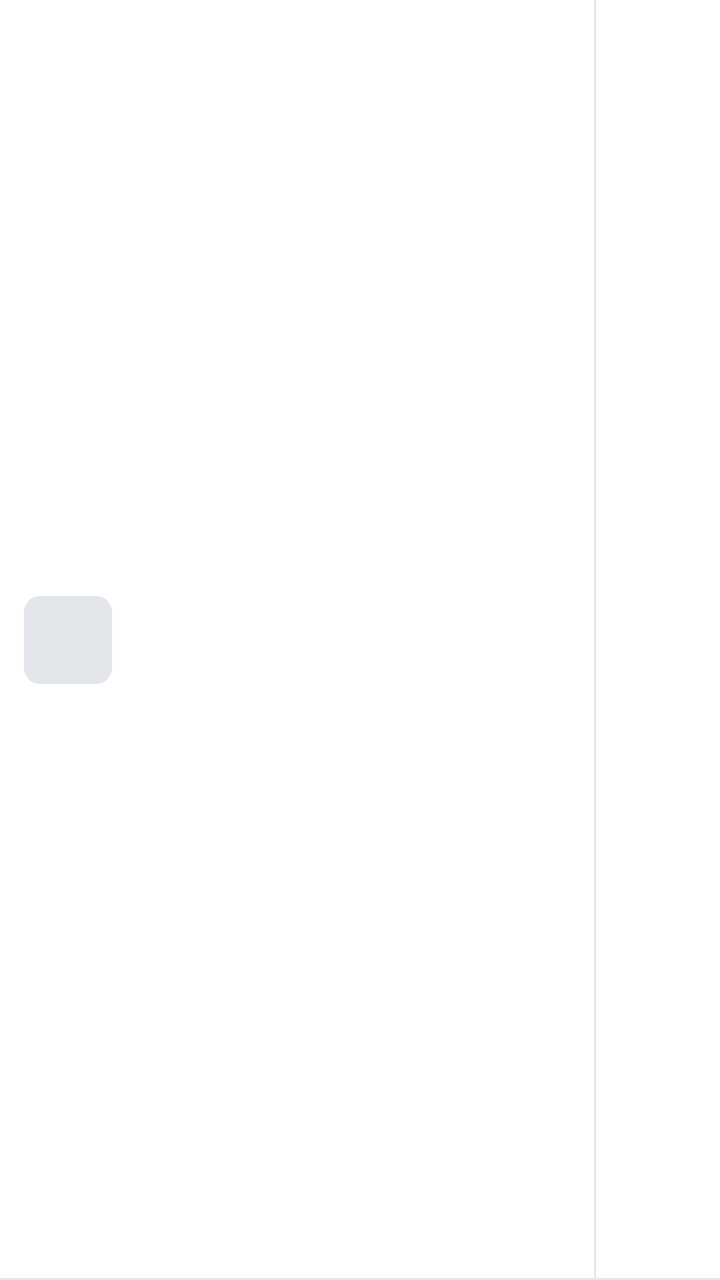
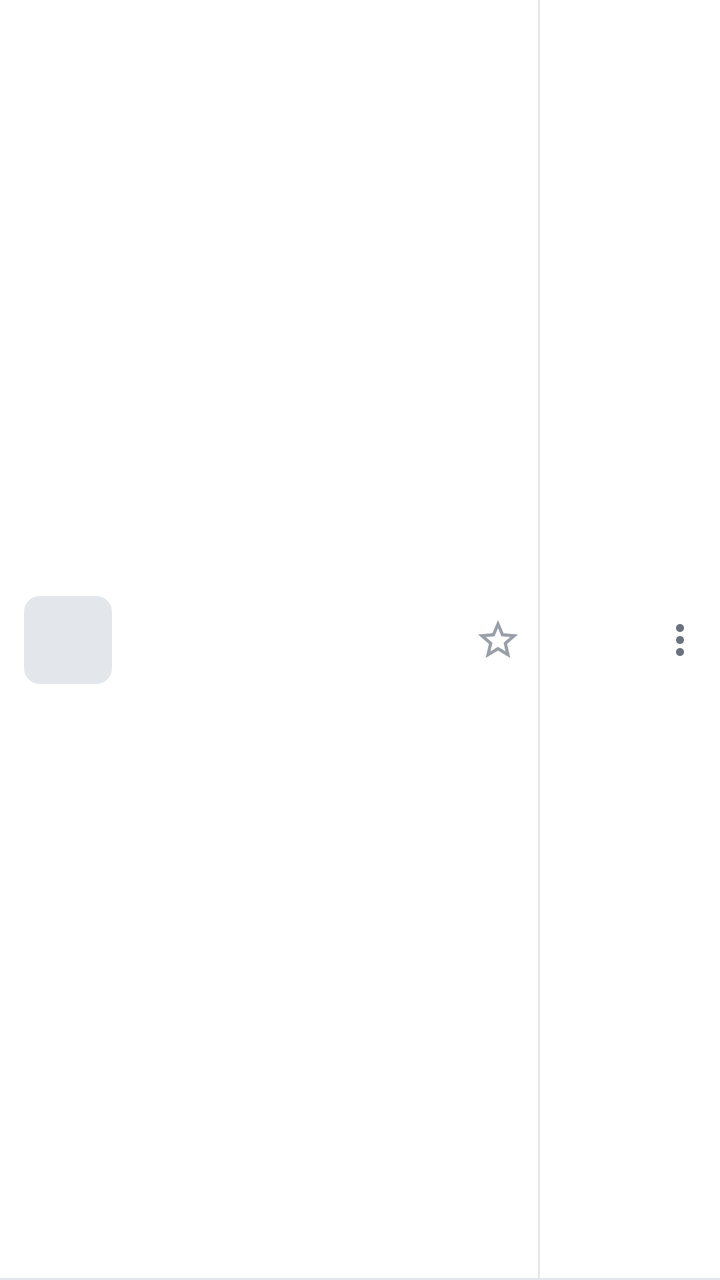

Two renders of the same Android screen: before a commit and after it. Below are the layout's source before the change and the commit's diff.
<!-- AndroidManifest.xml: application theme Theme.Lecteur -->
<!-- res/layout/item_piste.xml -->
<?xml version="1.0" encoding="utf-8"?>
<LinearLayout xmlns:android="http://schemas.android.com/apk/res/android"
    android:layout_width="match_parent"
    android:layout_height="64dp"
    android:background="@drawable/bg_ligne"
    android:foreground="?android:attr/selectableItemBackground"
    android:gravity="center_vertical"
    android:orientation="horizontal"
    android:paddingStart="12dp"
    android:paddingEnd="14dp">
    <ImageView
        android:id="@+id/pochette"
        android:layout_width="44dp"
        android:layout_height="44dp"
        android:background="@drawable/bg_pochette"
        android:scaleType="centerCrop" />
    <LinearLayout
        android:layout_width="0dp"
        android:layout_height="wrap_content"
        android:layout_marginStart="12dp"
        android:layout_weight="1"
        android:orientation="vertical">
        <LinearLayout
            android:layout_width="match_parent"
            android:layout_height="wrap_content"
            android:gravity="center_vertical"
            android:orientation="horizontal">
            <TextView
                android:id="@+id/nouveau"
                android:layout_width="wrap_content"
                android:layout_height="wrap_content"
                android:layout_marginEnd="6dp"
                android:background="@drawable/bg_nouveau"
                android:paddingStart="5dp"
                android:paddingEnd="5dp"
                android:text="Nouveau"
                android:textColor="#FFFFFF"
                android:textSize="11sp"
                android:textStyle="bold"
                android:visibility="gone" />
            <TextView
                android:id="@+id/titre"
                android:layout_width="match_parent"
                android:layout_height="wrap_content"
                android:ellipsize="end"
                android:singleLine="true"
                android:textColor="@color/texte"
                android:textSize="16sp" />
        </LinearLayout>
        <TextView
            android:id="@+id/artiste"
            android:layout_width="match_parent"
            android:layout_height="wrap_content"
            android:ellipsize="end"
            android:singleLine="true"
            android:textColor="@color/gris"
            android:textSize="13sp" />
    </LinearLayout>
    <View
        android:layout_width="1dp"
        android:layout_height="match_parent"
        android:layout_marginStart="8dp"
        android:background="@color/trait" />
    <TextView
        android:id="@+id/duree"
        android:layout_width="48dp"
        android:layout_height="wrap_content"
        android:gravity="end"
        android:textColor="@color/gris"
        android:textSize="13sp" />
</LinearLayout>
<!-- resources referenced by this layout -->
<resources>
  <color name="gris">#6B7280</color>
  <color name="texte">#1A1C20</color>
  <color name="trait">#E3E6EA</color>
  <!-- drawable bg_ligne (drawable) -->
  <selector xmlns:android="http://schemas.android.com/apk/res/android">
      <item android:state_activated="true">
          <layer-list>
              <item><color android:color="@color/accent_pale"/></item>
              <item android:gravity="bottom" android:height="1dp"><color android:color="@color/trait"/></item>
          </layer-list>
      </item>
      <item>
          <layer-list>
              <item><color android:color="@color/carte"/></item>
              <item android:gravity="bottom" android:height="1dp"><color android:color="@color/trait"/></item>
          </layer-list>
      </item>
  </selector>
  <!-- drawable bg_nouveau (drawable) -->
  <shape xmlns:android="http://schemas.android.com/apk/res/android" android:shape="rectangle">
      <solid android:color="@color/vert"/>
      <corners android:radius="4dp"/>
  </shape>
  <!-- drawable bg_pochette (drawable) -->
  <shape xmlns:android="http://schemas.android.com/apk/res/android" android:shape="rectangle">
      <solid android:color="@color/trait"/>
      <corners android:radius="8dp"/>
  </shape>
  <style name="Theme.Lecteur" parent="android:Theme.Material.Light.NoActionBar">
          <item name="android:colorAccent">@color/accent</item>
          <item name="android:colorPrimary">@color/accent</item>
          <item name="android:windowBackground">@color/fond</item>
          <item name="android:statusBarColor">@color/fond</item>
          <item name="android:windowLightStatusBar">true</item>
          <item name="android:navigationBarColor">@color/carte</item>
      </style>
  <color name="accent_pale">#EAF1FD</color>
  <color name="carte">#FFFFFF</color>
  <color name="vert">#1F9D55</color>
  <color name="accent">#1E63D6</color>
  <color name="fond">#F6F7F9</color>
</resources>

<!-- the commit's change to res/layout/item_piste.xml (unified diff, before → after) -->
@@ -6,8 +6,25 @@
     android:foreground="?android:attr/selectableItemBackground"
     android:gravity="center_vertical"
     android:orientation="horizontal"
-    android:paddingStart="12dp"
-    android:paddingEnd="14dp">
+    android:paddingStart="12dp">
+    <ImageView
+        android:id="@+id/poignee"
+        android:layout_width="36dp"
+        android:layout_height="match_parent"
+        android:layout_marginStart="-8dp"
+        android:paddingStart="4dp"
+        android:paddingEnd="8dp"
+        android:scaleType="center"
+        android:src="@drawable/ic_poignee"
+        android:visibility="gone" />
+    <CheckBox
+        android:id="@+id/caseChoix"
+        android:layout_width="wrap_content"
+        android:layout_height="wrap_content"
+        android:layout_marginStart="-6dp"
+        android:clickable="false"
+        android:focusable="false"
+        android:visibility="gone" />
     <ImageView
         android:id="@+id/pochette"
         android:layout_width="44dp"
@@ -56,16 +73,48 @@
             android:textColor="@color/gris"
             android:textSize="13sp" />
     </LinearLayout>
+    <ImageView
+        android:id="@+id/etoile"
+        android:layout_width="40dp"
+        android:layout_height="match_parent"
+        android:background="?android:attr/selectableItemBackgroundBorderless"
+        android:scaleType="center"
+        android:src="@drawable/ic_etoile_vide" />
     <View
         android:layout_width="1dp"
         android:layout_height="match_parent"
-        android:layout_marginStart="8dp"
         android:background="@color/trait" />
-    <TextView
-        android:id="@+id/duree"
-        android:layout_width="48dp"
+    <LinearLayout
+        android:layout_width="50dp"
         android:layout_height="wrap_content"
         android:gravity="end"
-        android:textColor="@color/gris"
-        android:textSize="13sp" />
+        android:orientation="vertical">
+        <TextView
+            android:id="@+id/duree"
+            android:layout_width="wrap_content"
+            android:layout_height="wrap_content"
+            android:textColor="@color/gris"
+            android:textSize="13sp" />
+        <TextView
+            android:id="@+id/ecoutes"
+            android:layout_width="wrap_content"
+            android:layout_height="wrap_content"
+            android:textColor="@color/gris_clair"
+            android:textSize="11sp" />
+    </LinearLayout>
+    <ImageView
+        android:id="@+id/menu"
+        android:layout_width="40dp"
+        android:layout_height="match_parent"
+        android:background="?android:attr/selectableItemBackgroundBorderless"
+        android:scaleType="center"
+        android:src="@drawable/ic_menu" />
+    <ImageView
+        android:id="@+id/retirer"
+        android:layout_width="44dp"
+        android:layout_height="match_parent"
+        android:background="?android:attr/selectableItemBackgroundBorderless"
+        android:scaleType="center"
+        android:src="@drawable/ic_fermer"
+        android:visibility="gone" />
 </LinearLayout>
<!-- resource entries referenced after the edit -->
@@ -1,6 +1,7 @@
 <!-- resources referenced by this layout -->
 <resources>
   <color name="gris">#6B7280</color>
+  <color name="gris_clair">#9AA0A8</color>
   <color name="texte">#1A1C20</color>
   <color name="trait">#E3E6EA</color>
   <!-- drawable bg_ligne (drawable) -->
@@ -28,6 +29,22 @@
       <solid android:color="@color/trait"/>
       <corners android:radius="8dp"/>
   </shape>
+  <!-- drawable ic_etoile_vide (drawable) -->
+  <vector xmlns:android="http://schemas.android.com/apk/res/android" android:width="24dp" android:height="24dp" android:viewportWidth="24" android:viewportHeight="24">
+      <path android:fillColor="#9AA0A8" android:pathData="M22,9.24l-7.19,-0.62L12,2 9.19,8.63 2,9.24l5.46,4.73L5.82,21 12,17.27 18.18,21l-1.63,-7.03L22,9.24zM12,15.4l-3.76,2.27 1,-4.28 -3.32,-2.88 4.38,-0.38L12,6.1l1.71,4.04 4.38,0.38 -3.32,2.88 1,4.28L12,15.4z"/>
+  </vector>
+  <!-- drawable ic_fermer (drawable) -->
+  <vector xmlns:android="http://schemas.android.com/apk/res/android" android:width="24dp" android:height="24dp" android:viewportWidth="24" android:viewportHeight="24">
+      <path android:fillColor="#D9534F" android:pathData="M19,6.41L17.59,5 12,10.59 6.41,5 5,6.41 10.59,12 5,17.59 6.41,19 12,13.41 17.59,19 19,17.59 13.41,12z"/>
+  </vector>
+  <!-- drawable ic_menu (drawable) -->
+  <vector xmlns:android="http://schemas.android.com/apk/res/android" android:width="24dp" android:height="24dp" android:viewportWidth="24" android:viewportHeight="24">
+      <path android:fillColor="#6B7280" android:pathData="M12,8c1.1,0 2,-0.9 2,-2s-0.9,-2 -2,-2 -2,0.9 -2,2 0.9,2 2,2zM12,10c-1.1,0 -2,0.9 -2,2s0.9,2 2,2 2,-0.9 2,-2 -0.9,-2 -2,-2zM12,16c-1.1,0 -2,0.9 -2,2s0.9,2 2,2 2,-0.9 2,-2 -0.9,-2 -2,-2z"/>
+  </vector>
+  <!-- drawable ic_poignee (drawable) -->
+  <vector xmlns:android="http://schemas.android.com/apk/res/android" android:width="24dp" android:height="24dp" android:viewportWidth="24" android:viewportHeight="24">
+      <path android:fillColor="#9AA0A8" android:pathData="M20,9H4v2h16V9zM4,15h16v-2H4v2z"/>
+  </vector>
   <style name="Theme.Lecteur" parent="android:Theme.Material.Light.NoActionBar">
           <item name="android:colorAccent">@color/accent</item>
           <item name="android:colorPrimary">@color/accent</item>
